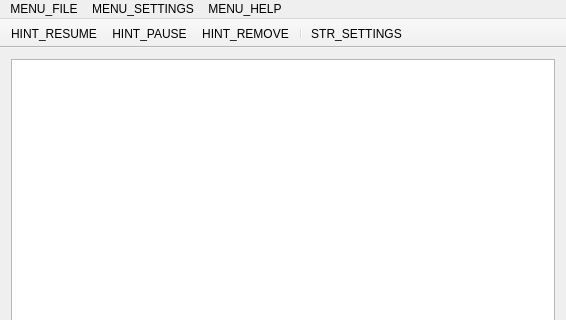
The window that CuteTorrent/LTorrent/CuteTorrent.ui (SuperNerd-James/cutetorrent) describes before a commit, drawn with Qt 5; both pictures show x 0 to 566 and y 0 to 320 of the 566 by 659 pixel window.
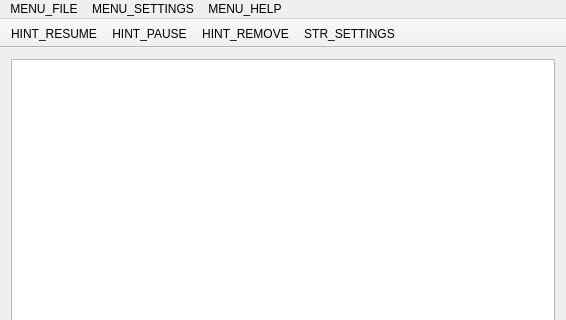
The same window after the commit. Icons and pictures are not drawn.

Patch:
```diff
--- a/CuteTorrent/LTorrent/CuteTorrent.ui
+++ b/CuteTorrent/LTorrent/CuteTorrent.ui
@@ -510,7 +510,6 @@
    <addaction name="actionStart"/>
    <addaction name="actionPause"/>
    <addaction name="actionRemove"/>
-   <addaction name="separator"/>
    <addaction name="actionSettings_2"/>
   </widget>
   <action name="actionOpenTorrent">
```
